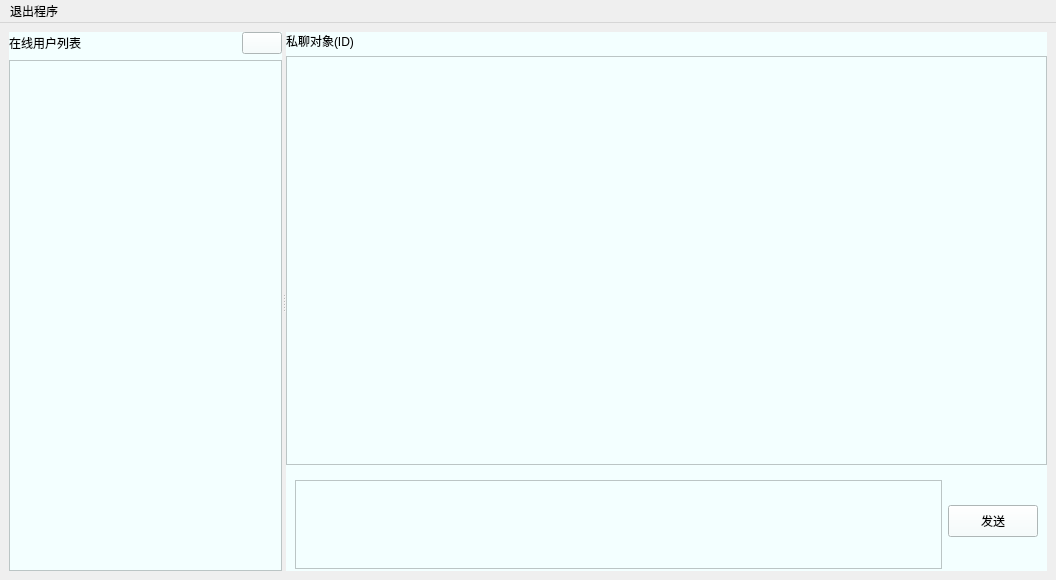
Before: the Qt Designer form mainwindow.ui in ercaoeatting/IM_QT, drawn with Qt 5.
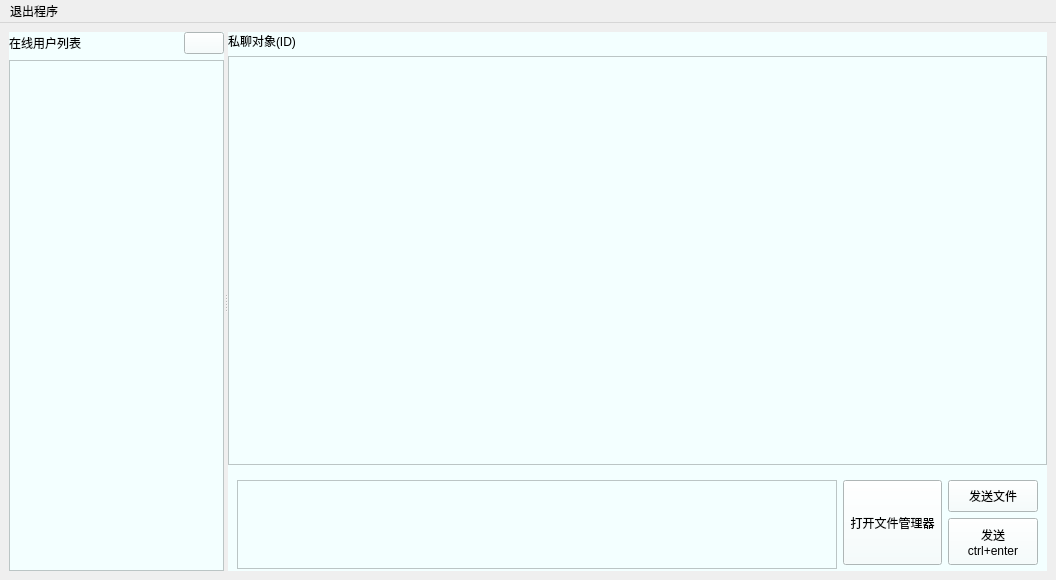
After: the same form once the commit is applied. Icons and pictures are not drawn.

Commit message: add:文件传输做到一半了

Diff of the .ui file:
```diff
--- a/mainwindow.ui
+++ b/mainwindow.ui
@@ -96,7 +96,7 @@
             <height>100</height>
            </size>
           </property>
-          <layout class="QHBoxLayout" name="horizontalLayout_4" stretch="1,0">
+          <layout class="QHBoxLayout" name="horizontalLayout">
            <item>
             <widget class="QTextEdit" name="textEditInput">
              <property name="enabled">
@@ -126,7 +126,7 @@
             </widget>
            </item>
            <item>
-            <widget class="QPushButton" name="buttonSend">
+            <widget class="QPushButton" name="pushButton">
              <property name="sizePolicy">
               <sizepolicy hsizetype="Fixed" vsizetype="Fixed">
                <horstretch>0</horstretch>
@@ -135,21 +135,70 @@
              </property>
              <property name="minimumSize">
               <size>
-               <width>90</width>
-               <height>32</height>
-              </size>
-             </property>
-             <property name="maximumSize">
-              <size>
-               <width>90</width>
-               <height>32</height>
+               <width>99</width>
+               <height>85</height>
               </size>
              </property>
              <property name="text">
-              <string>发送</string>
+              <string>打开文件管理器</string>
              </property>
             </widget>
            </item>
+           <item>
+            <layout class="QVBoxLayout" name="verticalLayout_3">
+             <item>
+              <widget class="QPushButton" name="buttonSendFile">
+               <property name="sizePolicy">
+                <sizepolicy hsizetype="Fixed" vsizetype="Fixed">
+                 <horstretch>0</horstretch>
+                 <verstretch>0</verstretch>
+                </sizepolicy>
+               </property>
+               <property name="minimumSize">
+                <size>
+                 <width>90</width>
+                 <height>32</height>
+                </size>
+               </property>
+               <property name="maximumSize">
+                <size>
+                 <width>90</width>
+                 <height>32</height>
+                </size>
+               </property>
+               <property name="text">
+                <string>发送文件</string>
+               </property>
+              </widget>
+             </item>
+             <item>
+              <widget class="QPushButton" name="buttonSend">
+               <property name="sizePolicy">
+                <sizepolicy hsizetype="Fixed" vsizetype="Fixed">
+                 <horstretch>0</horstretch>
+                 <verstretch>0</verstretch>
+                </sizepolicy>
+               </property>
+               <property name="minimumSize">
+                <size>
+                 <width>90</width>
+                 <height>47</height>
+                </size>
+               </property>
+               <property name="maximumSize">
+                <size>
+                 <width>90</width>
+                 <height>49</height>
+                </size>
+               </property>
+               <property name="text">
+                <string>发送
+ctrl+enter</string>
+               </property>
+              </widget>
+             </item>
+            </layout>
+           </item>
           </layout>
          </widget>
         </item>
```
The commit also changes 10 other files.
